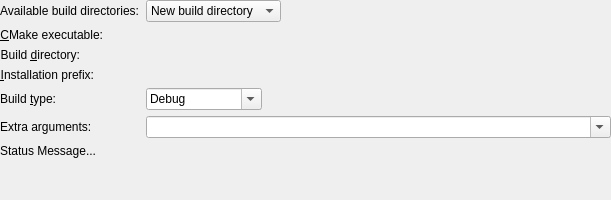
Old version of the form projectmanagers/cmake/cmakebuilddirchooser.ui in the repository KDE/kdevelop.
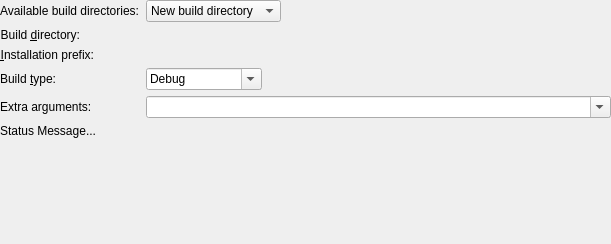
New version of the form. Custom widgets are drawn as their Qt base class.

Commit message:
Improve cmake executable setting
Make it kdevelop-wide rather than project-wide. Maybe it should be
session-wide. Or runtime?

```diff
--- a/projectmanagers/cmake/cmakebuilddirchooser.ui
+++ b/projectmanagers/cmake/cmakebuilddirchooser.ui
@@ -7,7 +7,7 @@
     <x>0</x>
     <y>0</y>
     <width>611</width>
-    <height>200</height>
+    <height>244</height>
    </rect>
   </property>
   <layout class="QFormLayout" name="formLayout">
@@ -26,30 +26,23 @@
    <property name="bottomMargin">
     <number>0</number>
    </property>
+   <item row="0" column="0">
+    <widget class="QLabel" name="availableLabel">
+     <property name="text">
+      <string>Available build directories:</string>
+     </property>
+    </widget>
+   </item>
+   <item row="0" column="1">
+    <widget class="QComboBox" name="availableBuildDirs">
+     <item>
+      <property name="text">
+       <string>New build directory</string>
+      </property>
+     </item>
+    </widget>
+   </item>
    <item row="2" column="0">
-    <widget class="QLabel" name="label_5">
-     <property name="text">
-      <string>&amp;CMake executable:</string>
-     </property>
-     <property name="alignment">
-      <set>Qt::AlignRight|Qt::AlignTrailing|Qt::AlignVCenter</set>
-     </property>
-     <property name="buddy">
-      <cstring>cmakeExecutable</cstring>
-     </property>
-    </widget>
-   </item>
-   <item row="2" column="1">
-    <widget class="KUrlRequester" name="cmakeExecutable">
-     <property name="sizePolicy">
-      <sizepolicy hsizetype="Expanding" vsizetype="Preferred">
-       <horstretch>0</horstretch>
-       <verstretch>0</verstretch>
-      </sizepolicy>
-     </property>
-    </widget>
-   </item>
-   <item row="3" column="0">
     <widget class="QLabel" name="label_3">
      <property name="text">
       <string>Build &amp;directory:</string>
@@ -62,10 +55,10 @@
      </property>
     </widget>
    </item>
-   <item row="3" column="1">
+   <item row="2" column="1">
     <widget class="KUrlRequester" name="buildFolder"/>
    </item>
-   <item row="4" column="0">
+   <item row="3" column="0">
     <widget class="QLabel" name="label">
      <property name="text">
       <string>&amp;Installation prefix:</string>
@@ -78,7 +71,7 @@
      </property>
     </widget>
    </item>
-   <item row="4" column="1">
+   <item row="3" column="1">
     <widget class="KUrlRequester" name="installPrefix">
      <property name="sizePolicy">
       <sizepolicy hsizetype="Expanding" vsizetype="Preferred">
@@ -88,7 +81,7 @@
      </property>
     </widget>
    </item>
-   <item row="5" column="0">
+   <item row="4" column="0">
     <widget class="QLabel" name="label_2">
      <property name="text">
       <string>Build &amp;type:</string>
@@ -101,7 +94,7 @@
      </property>
     </widget>
    </item>
-   <item row="5" column="1">
+   <item row="4" column="1">
     <widget class="QComboBox" name="buildType">
      <property name="editable">
       <bool>true</bool>
@@ -131,7 +124,27 @@
      </item>
     </widget>
    </item>
-   <item row="7" column="0" colspan="2">
+   <item row="5" column="0">
+    <widget class="QLabel" name="label_4">
+     <property name="text">
+      <string>Extra arguments:</string>
+     </property>
+    </widget>
+   </item>
+   <item row="5" column="1">
+    <widget class="KComboBox" name="extraArguments">
+     <property name="sizePolicy">
+      <sizepolicy hsizetype="Expanding" vsizetype="Fixed">
+       <horstretch>0</horstretch>
+       <verstretch>0</verstretch>
+      </sizepolicy>
+     </property>
+     <property name="editable">
+      <bool>true</bool>
+     </property>
+    </widget>
+   </item>
+   <item row="6" column="0" colspan="2">
     <widget class="QLabel" name="status">
      <property name="text">
       <string notr="true">Status Message...</string>
@@ -141,42 +154,6 @@
      </property>
     </widget>
    </item>
-   <item row="6" column="1">
-    <widget class="KComboBox" name="extraArguments">
-     <property name="sizePolicy">
-      <sizepolicy hsizetype="Expanding" vsizetype="Fixed">
-       <horstretch>0</horstretch>
-       <verstretch>0</verstretch>
-      </sizepolicy>
-     </property>
-     <property name="editable">
-      <bool>true</bool>
-     </property>
-    </widget>
-   </item>
-   <item row="6" column="0">
-    <widget class="QLabel" name="label_4">
-     <property name="text">
-      <string>Extra arguments:</string>
-     </property>
-    </widget>
-   </item>
-   <item row="0" column="1">
-    <widget class="QComboBox" name="availableBuildDirs">
-     <item>
-      <property name="text">
-       <string>New build directory</string>
-      </property>
-     </item>
-    </widget>
-   </item>
-   <item row="0" column="0">
-    <widget class="QLabel" name="availableLabel">
-     <property name="text">
-      <string>Available build directories:</string>
-     </property>
-    </widget>
-   </item>
   </layout>
  </widget>
  <customwidgets>
```
The commit also changes 9 other files.
